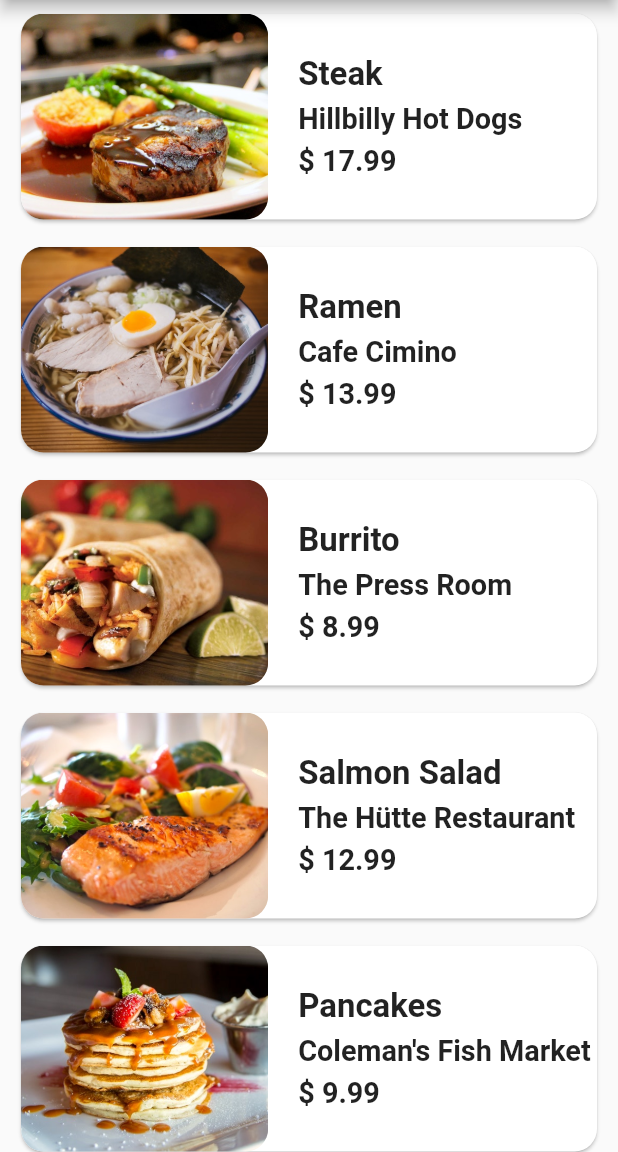
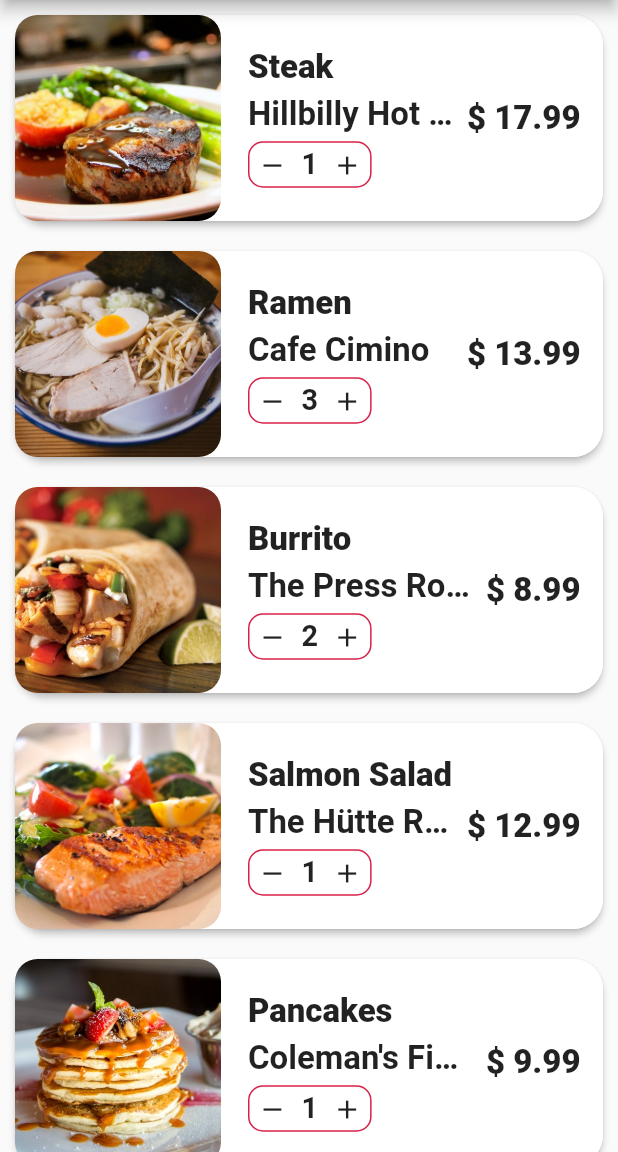
Before and after one commit to Adzumr/Food-Delivery-App-Flutter, a Flutter app: the CartScreen screen opened directly, on a phone screen of 412 x 824 dp, the part 84-1236 px from its top. Run offline on Flutter 3.47's test engine with Material 2 defaults, Android fonts, the phone set to English and light mode, and no system bars; our stand-ins replace sizer.

Commit message:
Update cartScreen.dart

```diff
--- a/lib/screens/cartScreen.dart
+++ b/lib/screens/cartScreen.dart
@@ -25,39 +25,48 @@ class _CartScreenState extends State<CartScreen> {
         itemCount: currentUser.cart!.length,
         itemBuilder: (BuildContext context, int index) {
           Order order = currentUser.orders![index];
-          return Container(
-            padding: const EdgeInsets.symmetric(vertical: 5, horizontal: 10),
-            child: Card(
+          return Card(
+            margin: const EdgeInsets.all(10.0),
+            elevation: 2,
             shape: RoundedRectangleBorder(
-                borderRadius: BorderRadius.circular(15),
+              borderRadius: BorderRadius.circular(20),
             ),
-              child: SizedBox(
-                height: 100.sp,
-                width: double.infinity,
+            child: Container(
+              width: 260.sp,
+              decoration: BoxDecoration(
+                color: whiteColor,
+                borderRadius: BorderRadius.circular(20),
+              ),
               child: Row(
                 mainAxisAlignment: MainAxisAlignment.spaceBetween,
                 children: [
-                    Row(
+                  Expanded(
+                    child: Row(
                       children: [
                         ClipRRect(
                           borderRadius: BorderRadius.circular(15),
-                          child: Image(
+                          child: SizedBox(
+                            width: 100.sp,
                             height: 100.sp,
-                            width: 120.sp,
-                            fit: BoxFit.cover,
-                            image: AssetImage(order.food!.imageUrl.toString()),
+                            child: Image.asset(
+                              order.food!.imageUrl.toString(),
+                              fit: BoxFit.fitHeight,
                             ),
                           ),
-                        const SizedBox(width: 20),
-                        Column(
+                        ),
+                        const SizedBox(width: 10),
+                        Expanded(
+                          child: Container(
+                            margin: const EdgeInsets.all(8.0),
+                            child: Column(
                               crossAxisAlignment: CrossAxisAlignment.start,
                               mainAxisAlignment: MainAxisAlignment.center,
                               children: [
                                 Text(
                                   order.food!.name.toString(),
                                   style: TextStyle(
+                                    fontWeight: FontWeight.w900,
                                     fontSize: 16.sp,
-                                fontWeight: FontWeight.bold,
                                   ),
                                   overflow: TextOverflow.ellipsis,
                                 ),
@@ -65,26 +74,63 @@ class _CartScreenState extends State<CartScreen> {
                                 Text(
                                   order.restaurant!.name.toString(),
                                   style: TextStyle(
-                                fontSize: 14.sp,
                                     fontWeight: FontWeight.w600,
+                                    fontSize: 16.sp,
                                   ),
                                   overflow: TextOverflow.ellipsis,
                                 ),
                                 const SizedBox(height: 5.0),
+                                Container(
+                                  width: 60.sp,
+                                  padding: const EdgeInsets.symmetric(
+                                      horizontal: 5, vertical: 3),
+                                  decoration: BoxDecoration(
+                                    borderRadius: BorderRadius.circular(10),
+                                    border: Border.all(
+                                      width: 1,
+                                      color: buttonColor,
+                                    ),
+                                  ),
+                                  child: Row(
+                                    mainAxisAlignment:
+                                        MainAxisAlignment.spaceBetween,
+                                    children: [
+                                      Icon(
+                                        Icons.remove,
+                                        size: 15.sp,
+                                      ),
+                                      Text(
+                                        order.quantity.toString(),
+                                        style: TextStyle(
+                                          fontWeight: FontWeight.w600,
+                                          fontSize: 14.sp,
+                                        ),
+                                        overflow: TextOverflow.ellipsis,
+                                      ),
+                                      Icon(
+                                        Icons.add,
+                                        size: 15.sp,
+                                      ),
+                                    ],
+                                  ),
+                                ),
+                              ],
+                            ),
+                          ),
+                        ),
+                      ],
+                    ),
+                  ),
                   Text(
                     "\$ " + order.food!.price.toString(),
                     style: TextStyle(
-                                fontSize: 14.sp,
-                                fontWeight: FontWeight.w600,
+                      fontWeight: FontWeight.w900,
+                      fontSize: 16.sp,
                     ),
                     overflow: TextOverflow.ellipsis,
                   ),
+                  const SizedBox(width: 15)
                 ],
-                        ),
-                      ],
-                    ),
-                  ],
-                ),
               ),
             ),
           );
```
Lines whose indentation alone changed are shown as unchanged.
